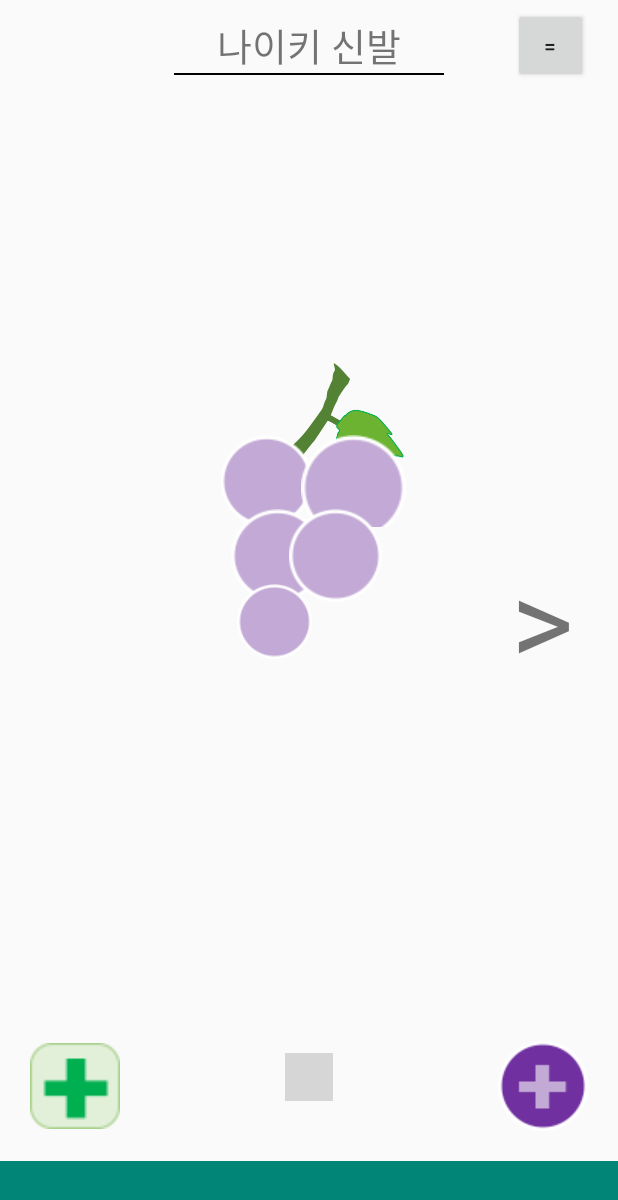
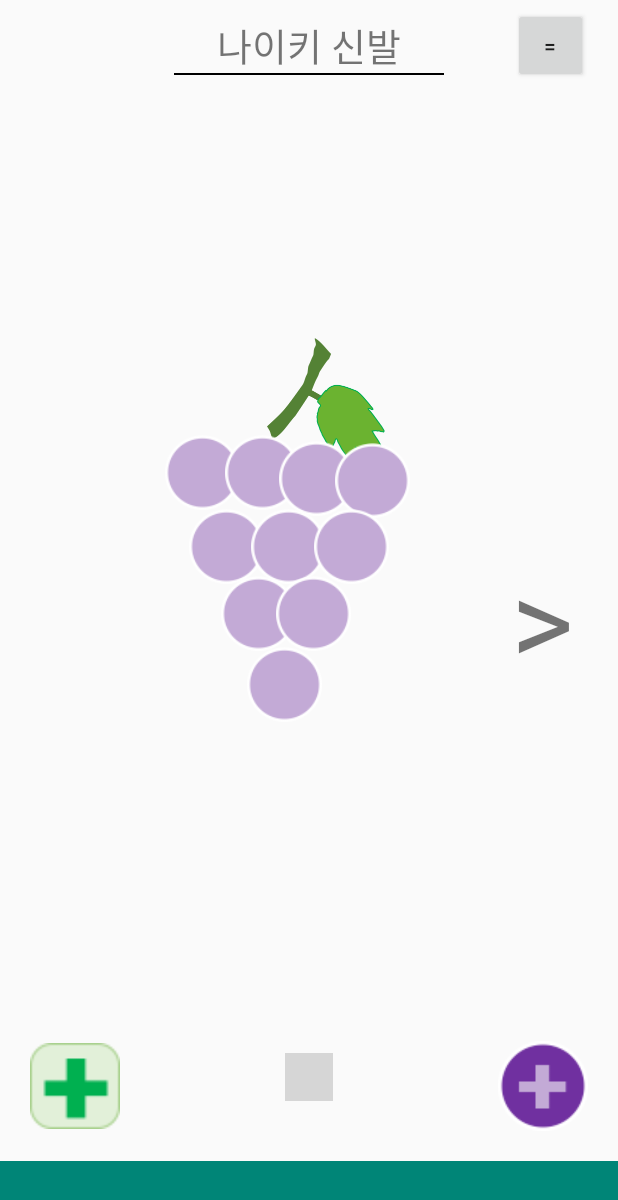
Before and after one commit to racheland/mangobongo, an Android app: the GrapeFragment screen opened directly, with no data from a screen before it, on a phone screen of 412 x 824 dp. Shown: the top 1200 px of the screen. Run offline under Robolectric (Android 15) with nearby library versions, the phone set to English and light mode, and no system bars; libraries missing offline, so code that uses them is left out: com.rd; plain views replace PageIndicatorView; 2 statements that could not run were skipped; grey boxes are pictures that could not be loaded.

Commit message:
- 포도 스티커 기능 구현 - 페이저 네비게이션 구현

```diff
--- a/app/src/main/java/com/example/rachel/nicegrape/MainActivity.java
+++ b/app/src/main/java/com/example/rachel/nicegrape/MainActivity.java
@@ -22,6 +22,7 @@ import com.example.rachel.nicegrape.sticker.PagerAdapter;
 import com.rd.PageIndicatorView;
 
 import java.util.ArrayList;
+import java.util.Date;
 import java.util.List;
 
 public class MainActivity extends AppCompatActivity {
@@ -54,24 +55,29 @@ public class MainActivity extends AppCompatActivity {
         grapeList = new ArrayList<>();
 
         grapeList.add(new Grape("나이키 신발", new ArrayList<Sticker>(){{
-            add(new Sticker(false));
-            add(new Sticker(false));
-            add(new Sticker(false));
-            add(new Sticker(false));
-            add(new Sticker(false));
+            add(new Sticker(false, "test", new Date()));
+            add(new Sticker(false, "test", new Date()));
+            add(new Sticker(false, "test", new Date()));
+            add(new Sticker(false, "test", new Date()));
+            add(new Sticker(false, "test", new Date()));
+            add(new Sticker(false, "test", new Date()));
+            add(new Sticker(false, "test", new Date()));
+            add(new Sticker(false, "test", new Date()));
+            add(new Sticker(false, "test", new Date()));
+            add(new Sticker(false, "test", new Date()));
         }}));
 
         grapeList.add(new Grape("미니카", new ArrayList<Sticker>(){{
-            add(new Sticker(false));
-            add(new Sticker(false));
-            add(new Sticker(false));
-            add(new Sticker(false));
-            add(new Sticker(false));
-            add(new Sticker(false));
-            add(new Sticker(false));
-            add(new Sticker(false));
-            add(new Sticker(false));
-            add(new Sticker(false));
+            add(new Sticker(false, "test", new Date()));
+            add(new Sticker(false, "test", new Date()));
+            add(new Sticker(false, "test", new Date()));
+            add(new Sticker(false, "test", new Date()));
+            add(new Sticker(false, "test", new Date()));
+            add(new Sticker(false, "test", new Date()));
+            add(new Sticker(false, "test", new Date()));
+            add(new Sticker(false, "test", new Date()));
+            add(new Sticker(false, "test", new Date()));
+            add(new Sticker(false, "test", new Date()));
         }}));
 
 
@@ -106,6 +112,17 @@ public class MainActivity extends AppCompatActivity {
         startActivity(intent);
     }
 
+    public void onClickArrow(View view) {
+        int position = viewPager.getCurrentItem();
+
+        //왼쪽 화살표 클릭
+        if (view.getId() == R.id.left_arrow) {
+            viewPager.setCurrentItem(Math.max(0, position - 1));
+            //오른쪽 화살표 클릭
+        } else {
+            viewPager.setCurrentItem(Math.max(viewPager.getChildCount(), position + 1));
+        }
+    }
 
     private void onPageSelected(int position) {
         pageIndicatorView.setSelection(position);
@@ -139,41 +156,6 @@ public class MainActivity extends AppCompatActivity {
         }
     }
 
-    class MyDragListener implements View.OnDragListener {
-        Drawable enterShape = getResources().getDrawable(R.drawable.grape_1);
-        Drawable normalShape = getResources().getDrawable(R.drawable.grape_basic_1);
-
-        @Override
-        public boolean onDrag(View v, DragEvent event) {
-            int action = event.getAction();
-            switch (event.getAction()) {
-                case DragEvent.ACTION_DRAG_STARTED:
-                    // do nothing
-                    break;
-                case DragEvent.ACTION_DRAG_ENTERED:
-                    v.setBackgroundDrawable(enterShape);
-                    break;
-                case DragEvent.ACTION_DRAG_EXITED:
-                    v.setBackgroundDrawable(normalShape);
-                    break;
-                case DragEvent.ACTION_DROP:
-                    // Dropped, reassign View to ViewGroup
-                    View view = (View) event.getLocalState();
-                    ViewGroup owner = (ViewGroup) view.getParent();
-                    owner.removeView(view);
-                    LinearLayout container = (LinearLayout) v;
-                    container.addView(view);
-                    view.setVisibility(View.VISIBLE);
-                    break;
-                case DragEvent.ACTION_DRAG_ENDED:
-                    v.setBackgroundDrawable(normalShape);
-                default:
-                    break;
-            }
-            return true;
-        }
-    }
-
     public class FadePageTransformer implements ViewPager.PageTransformer {
         public void transformPage(View view, float position) {
 
--- a/app/src/main/java/com/example/rachel/nicegrape/model/Sticker.java
+++ b/app/src/main/java/com/example/rachel/nicegrape/model/Sticker.java
@@ -1,10 +1,16 @@
 package com.example.rachel.nicegrape.model;
+
+import java.util.Date;
 
 public class Sticker {
     private boolean activate;
+    private String content;
+    private Date createDate;
 
-    public Sticker(boolean activate) {
+    public Sticker(boolean activate, String content, Date createDate) {
         this.activate = activate;
+        this.content = content;
+        this.createDate = createDate;
     }
 
     public boolean isActivate() {
@@ -14,4 +20,20 @@ public class Sticker {
     public void setActivate(boolean activate) {
         this.activate = activate;
     }
+
+    public String getContent() {
+        return content;
+    }
+
+    public void setContent(String content) {
+        this.content = content;
+    }
+
+    public Date getCreateDate() {
+        return createDate;
+    }
+
+    public void setCreateDate(Date createDate) {
+        this.createDate = createDate;
+    }
 }
--- a/app/src/main/java/com/example/rachel/nicegrape/sticker/GrapeFragment.java
+++ b/app/src/main/java/com/example/rachel/nicegrape/sticker/GrapeFragment.java
@@ -1,19 +1,30 @@
 package com.example.rachel.nicegrape.sticker;
 
 import android.annotation.SuppressLint;
+import android.graphics.drawable.Drawable;
 import android.os.Bundle;
 import android.support.annotation.NonNull;
 import android.support.annotation.Nullable;
 import android.support.v4.app.Fragment;
+import android.view.DragEvent;
 import android.view.LayoutInflater;
 import android.view.View;
 import android.view.ViewGroup;
+import android.widget.ImageView;
+import android.widget.LinearLayout;
+import android.widget.RelativeLayout;
 
 import com.example.rachel.nicegrape.R;
+
+import java.util.concurrent.Callable;
 
 @SuppressLint("ValidFragment")
 public class GrapeFragment extends Fragment {
 
+    public static final int GRAPE_TYPE_5 = 5;
+    public static final int GRAPE_TYPE_10 = 10;
+    public static final int GRAPE_TYPE_20 = 20;
+    public static final int GRAPE_TYPE_30 = 30;
     private int grapeCount;
     public GrapeFragment(int grapeCount) {
         this.grapeCount = grapeCount;
@@ -22,18 +33,89 @@ public class GrapeFragment extends Fragment {
     @Nullable
     @Override
     public View onCreateView(@NonNull LayoutInflater inflater, @Nullable ViewGroup container, @Nullable Bundle savedInstanceState) {
+        View view;
         switch (grapeCount) {
-            case 5:
-                return inflater.inflate(R.layout.layout_grape_5, container, false);
-            case 10:
-                return inflater.inflate(R.layout.layout_grape_10, container, false);
-            case 20:
-                return inflater.inflate(R.layout.layout_grape_20, container, false);
-            case 30:
-                return inflater.inflate(R.layout.layout_grape_30, container, false);
+            case GRAPE_TYPE_5:
+                view = inflater.inflate(R.layout.layout_grape_5, container, false);
+                break;
+            case GRAPE_TYPE_10:
+                view = inflater.inflate(R.layout.layout_grape_10, container, false);
+                break;
+            case GRAPE_TYPE_20:
+                view = inflater.inflate(R.layout.layout_grape_20, container, false);
+                break;
+            case GRAPE_TYPE_30:
+                view = inflater.inflate(R.layout.layout_grape_30, container, false);
+                break;
             default:
-                return inflater.inflate(R.layout.layout_grape_5, container, false);
+                view = inflater.inflate(R.layout.layout_grape_5, container, false);
+                break;
+        }
 
+        RelativeLayout parent = view.findViewById(R.id.grape_container);
+        recursiveLoopChildren(parent, new GenericRunnable<View>() {
+            @Override
+            public void run(final View view) {
+                view.post(new Runnable() {
+                    @Override
+                    public void run() {
+                        if (view.getId() != R.id.grape_leaf) {
+                            view.setOnDragListener(new DragListener());
+                        }
+                    }
+                });
+            }
+        });
+
+        return view;
+    }
+
+    public void recursiveLoopChildren(ViewGroup parent, GenericRunnable<View> runnable) {
+        for (int i = 0; i < parent.getChildCount(); i++) {
+            final View child = parent.getChildAt(i);
+            if (child instanceof ViewGroup) {
+                recursiveLoopChildren((ViewGroup) child, runnable);
+            } else {
+                if (child != null) {
+                    try {
+                        runnable.run(child);
+                    } catch (Exception e) {
+                        e.printStackTrace();
+                    }
+                }
+            }
         }
     }
+
+    private class DragListener implements View.OnDragListener {
+        Drawable enterShape = getResources().getDrawable(R.drawable.grape_1);
+        Drawable normalShape = getResources().getDrawable(R.drawable.grape_basic_1);
+
+        @Override
+        public boolean onDrag(View v, DragEvent event) {
+            switch (event.getAction()) {
+                case DragEvent.ACTION_DRAG_STARTED:
+                    // do nothing
+                    break;
+                case DragEvent.ACTION_DRAG_ENTERED:
+                    ((ImageView)v).setImageDrawable(enterShape);
+                    break;
+                case DragEvent.ACTION_DRAG_EXITED:
+                    ((ImageView)v).setImageDrawable(normalShape);
+                    break;
+                case DragEvent.ACTION_DROP:
+                    ((ImageView)v).setImageDrawable(enterShape);
+                    break;
+                case DragEvent.ACTION_DRAG_ENDED:
+                    break;
+                default:
+                    break;
+            }
+            return true;
+        }
+    }
+
+    public interface GenericRunnable<T> {
+        void run(T t);
+    }
 }
--- a/app/src/main/res/layout/activity_main.xml
+++ b/app/src/main/res/layout/activity_main.xml
@@ -39,6 +39,7 @@
 
     <TextView
         android:id="@+id/left_arrow"
+        android:onClick="onClickArrow"
         android:text="@string/left_arrow"
         android:textSize="80dp"
         android:layout_marginRight="10dp"
@@ -49,6 +50,7 @@
 
     <TextView
         android:id="@+id/right_arrow"
+        android:onClick="onClickArrow"
         android:text="@string/right_arrow"
         android:textSize="80dp"
         android:layout_marginLeft="10dp"
--- a/app/src/main/res/layout/layout_grape_10.xml
+++ b/app/src/main/res/layout/layout_grape_10.xml
@@ -5,12 +5,14 @@
     android:layout_centerInParent="true">
 
     <RelativeLayout
+        android:id="@+id/grape_container"
         android:layout_width="wrap_content"
         android:layout_height="wrap_content"
         android:layout_alignParentTop="true"
         android:layout_marginTop="0dp">
 
         <ImageView
+            android:id="@+id/grape_leaf"
             android:layout_width="wrap_content"
             android:layout_height="wrap_content"
             android:layout_alignParentStart="true"
--- a/app/src/main/res/layout/layout_grape_20.xml
+++ b/app/src/main/res/layout/layout_grape_20.xml
@@ -5,12 +5,14 @@
     android:layout_centerInParent="true">
 
     <RelativeLayout
+        android:id="@+id/grape_container"
         android:layout_width="wrap_content"
         android:layout_height="wrap_content"
         android:layout_alignParentTop="true"
         android:layout_marginTop="0dp">
 
         <ImageView
+            android:id="@+id/grape_leaf"
             android:layout_width="wrap_content"
             android:layout_height="wrap_content"
             android:layout_alignParentStart="true"
--- a/app/src/main/res/layout/layout_grape_30.xml
+++ b/app/src/main/res/layout/layout_grape_30.xml
@@ -5,6 +5,7 @@
     android:layout_centerInParent="true">
 
     <RelativeLayout
+        android:id="@+id/grape_container"
         android:layout_width="wrap_content"
         android:layout_height="wrap_content"
         android:layout_alignParentStart="true"
@@ -15,6 +16,7 @@
         android:layout_marginTop="0dp">
 
         <ImageView
+            android:id="@+id/grape_leaf"
             android:layout_width="wrap_content"
             android:layout_height="wrap_content"
             android:layout_alignParentStart="true"
--- a/app/src/main/res/layout/layout_grape_5.xml
+++ b/app/src/main/res/layout/layout_grape_5.xml
@@ -5,6 +5,7 @@
     android:layout_centerInParent="true">
 
     <RelativeLayout
+        android:id="@+id/grape_container"
         android:layout_width="wrap_content"
         android:layout_height="wrap_content"
         android:layout_alignParentStart="true"
@@ -15,6 +16,7 @@
         android:layout_marginTop="0dp">
 
         <ImageView
+            android:id="@+id/grape_leaf"
             android:layout_width="wrap_content"
             android:layout_height="wrap_content"
             android:layout_alignParentStart="true"
```
